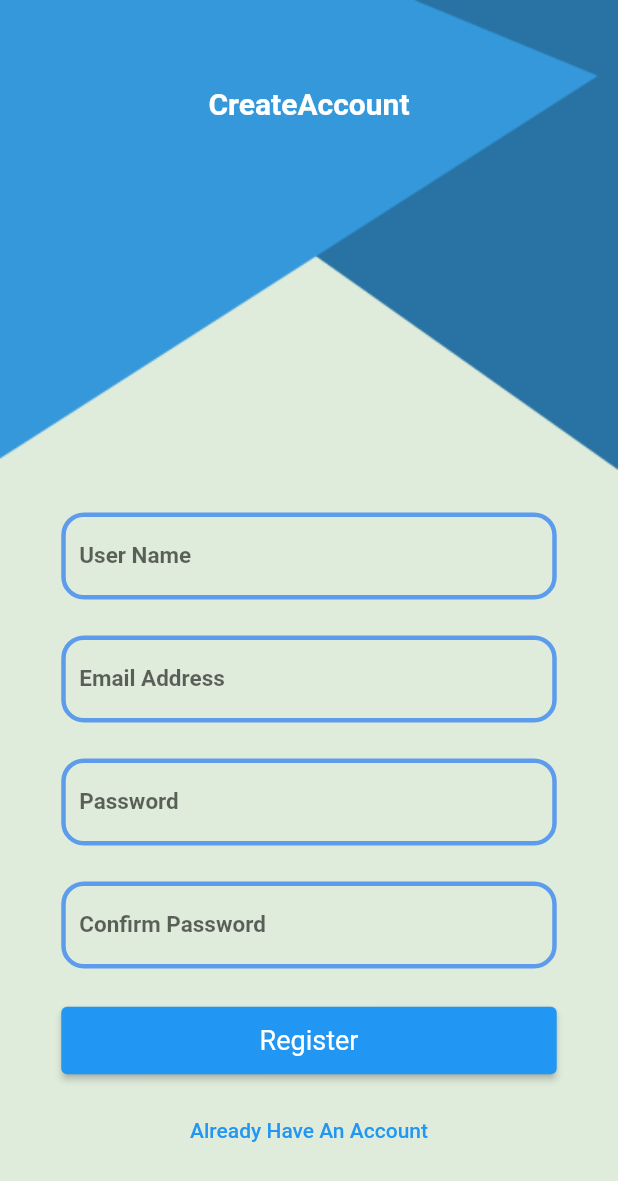
After one commit to Ahmeedkhaled/Todo_App, a Flutter app: the RegisterScreen screen opened by its route, on a phone screen of 412 x 824 dp. The commit adds this screen. Shown: the top 1181 px of the screen. Run offline on Flutter 3.47's test engine with Material 2 defaults, Android fonts, the phone set to English and light mode, and no system bars; our stand-ins replace calendar_timeline, cloud_firestore, firebase_core, flutter_slidable, shared_preferences; accounts and stored records are empty; generated files the repository leaves out were written again.

Commit message:
added registerScreen and loginScreen and filtered List and sorted

```diff
--- /dev/null
+++ b/lib/auth/register/register.dart
@@ -0,0 +1,144 @@
+import 'package:flutter/material.dart';
+import 'package:todo_app/auth/login/login.dart';
+import 'package:todo_app/component/custom_text_field.dart';
+import 'package:todo_app/my_theme.dart';
+import 'package:provider/provider.dart';
+import 'package:todo_app/home/List/add_bottom_sheet.dart';
+import 'package:todo_app/home/List/list_tab.dart';
+import 'package:todo_app/home/List/task_widget.dart';
+import 'package:todo_app/home/settings/settings_tab.dart';
+import 'package:todo_app/my_theme.dart';
+import 'package:todo_app/provider/app_config_provider.dart';
+import 'package:flutter_gen/gen_l10n/app_localizations.dart';
+
+class RegisterScreen extends StatelessWidget {
+  static const String routeName = "register";
+  var nameController = TextEditingController();
+  var emailController = TextEditingController();
+  var passwordController = TextEditingController();
+  var confirmPasswordController = TextEditingController();
+  var formState = GlobalKey<FormState>();
+  @override
+  Widget build(BuildContext context) {
+    var provider = Provider.of<AppConfigProvider>(context);
+    return Scaffold(
+        // resizeToAvoidBottomInset: false,
+        body: SingleChildScrollView(
+      child: Stack(
+        alignment: AlignmentDirectional.topCenter,
+        children: [
+          Image.asset("assets/images/main_background_image.png",
+              width: double.infinity, fit: BoxFit.fill),
+          Padding(
+            padding: EdgeInsets.symmetric(
+                vertical: MediaQuery.of(context).size.height * 0.07),
+            child: Text(
+              AppLocalizations.of(context)!.create_account,
+              style: TextStyle(
+                color: MyTheme.whiteColor,
+                fontSize: 20,
+                fontWeight: FontWeight.bold,
+              ),
+            ),
+          ),
+          Padding(
+            padding: EdgeInsets.symmetric(
+                vertical: MediaQuery.of(context).size.height * 0.4,
+                horizontal: MediaQuery.of(context).size.width * 0.07),
+            child: Form(
+              key: formState,
+              child: Column(
+                crossAxisAlignment: CrossAxisAlignment.stretch,
+                children: [
+                  CustomTextFormField(
+                    label: "User Name",
+                    controller: nameController,
+                    validator: (text) {
+                      if (text!.trim().isEmpty || text == null) {
+                        return "please enter your user name";
+                      }
+                      return null;
+                    },
+                  ),
+                  CustomTextFormField(
+                    label: "Email Address",
+                    keyboardType: TextInputType.emailAddress,
+                    controller: emailController,
+                    validator: (text) {
+                      if (text!.trim().isEmpty || text == null) {
+                        return "please enter your email";
+                      }
+                      bool emailValid = RegExp(
+                              r"^[a-zA-Z0-9.a-zA-Z0-9.!#$%&'*+-/=?^_`{|}~]+@[a-zA-Z0-9]+\.[a-zA-Z]+")
+                          .hasMatch(text);
+                      if (!emailValid) {
+                        return "pelese enter valid email";
+                      }
+                      return null;
+                    },
+                  ),
+                  CustomTextFormField(
+                    label: "Password",
+                    keyboardType: TextInputType.number,
+                    controller: passwordController,
+                    validator: (text) {
+                      if (text!.trim().isEmpty || text == null) {
+                        return "please enter your password";
+                      }
+                      if (text.length < 6) {
+                        return "password should be at least 6 char";
+                      }
+                      return null;
+                    },
+                    isPassword: true,
+                  ),
+                  CustomTextFormField(
+                    label: "Confirm Password",
+                    keyboardType: TextInputType.number,
+                    controller: confirmPasswordController,
+                    validator: (text) {
+                      if (text!.trim().isEmpty || text == null) {
+                        return "please enter your confirm password";
+                      }
+                      if (text != passwordController.text) {
+                        return "confirmPassword doesn't match";
+                      }
+                      return null;
+                    },
+                    isPassword: true,
+                  ),
+                  Padding(
+                    padding: const EdgeInsets.all(12.0),
+                    child: ElevatedButton(
+                        onPressed: () {
+                          register();
+                        },
+                        child: Text(
+                          "Register",
+                          style: Theme.of(context).textTheme.headlineSmall,
+                        ),
+                      style: ElevatedButton.styleFrom(
+                        padding: EdgeInsets.symmetric(
+                          vertical: 12
+                        )
+                      ),
+                    ),
+                  ),
+                  TextButton(onPressed: (){
+                    Navigator.of(context).pushNamed(LoginScreen.routeName);
+                  }, child: Text("Already Have An Account"))
+                ],
+              ),
+            ),
+          )
+        ],
+      ),
+    ));
+  }
+
+  void register() {
+    if(formState.currentState!.validate()==true){
+
+    }
+  }
+}
--- /dev/null
+++ b/lib/component/custom_text_field.dart
@@ -0,0 +1,49 @@
+import 'package:flutter/material.dart';
+
+class CustomTextFormField extends StatelessWidget{
+  String label;
+  TextInputType keyboardType;
+  TextEditingController controller;
+  String? Function(String?) validator;
+  bool isPassword;
+  CustomTextFormField({required this.label,this.keyboardType=TextInputType.text,required this.controller,required this.validator,this.isPassword=false,});
+  @override
+  Widget build(BuildContext context) {
+    return  Padding(
+      padding: const EdgeInsets.all(12.0),
+      child: TextFormField(
+        style: TextStyle(
+          color: Colors.black
+        ),
+        decoration: InputDecoration(
+            label: Text(label),
+          enabledBorder: OutlineInputBorder(
+            borderRadius: BorderRadius.circular(15),
+            borderSide: BorderSide(
+              color: Theme.of(context).primaryColor,
+              width: 3
+            ),
+          ),
+          focusedBorder: OutlineInputBorder(
+            borderRadius: BorderRadius.circular(15),
+            borderSide: BorderSide(
+                color: Theme.of(context).primaryColor,
+                width: 3
+            ),
+          ),
+          errorStyle: TextStyle(
+            fontSize: 12,
+          ),
+
+        ),
+        keyboardType: keyboardType,
+        controller:controller ,
+        validator:validator ,
+        obscureText:isPassword ,
+
+      ),
+    );
+
+  }
+
+}
--- a/lib/l10n/app_ar.arb
+++ b/lib/l10n/app_ar.arb
@@ -12,7 +12,15 @@
   "enter_your_task_details": "ادخل تفاصيل مهمتك ",
   "select_date": "حدد التاريخ",
   "add": "اضف",
-  "delete": "حذف"
+  "delete": "حذف",
+  "login": "تسجيل الدخول",
+  "create_account": "إنشاء حساب",
+  "first_name": "الاسم الأول",
+  "email": "البريد إلكتروني",
+  "password": "كلمة المرور",
+  "forget_password": "نسيت كلمة المرور",
+  "or_create_my_account": "أو إنشاء حسابي",
+  "welcome_back": "مرحبًا بعودتك"
 
 
 
--- a/lib/l10n/app_en.arb
+++ b/lib/l10n/app_en.arb
@@ -12,5 +12,14 @@
   "enter_your_task_details": "enter Your Task details",
   "select_date": "Select Date",
   "add": "Add",
-  "delete": "Delete"
+  "delete": "Delete",
+  "login": "Login",
+  "create_account": "CreateAccount",
+  "first_name": "FirstName",
+  "email": "Email",
+  "password": "Password",
+  "forget_password": "ForgetPassword",
+  "or_create_my_account": "Or Create My Account",
+  "welcome_back": "Welcome Back"
+
 }
--- a/lib/main.dart
+++ b/lib/main.dart
@@ -2,6 +2,8 @@ import 'package:cloud_firestore/cloud_firestore.dart';
 import 'package:firebase_core/firebase_core.dart';
 import 'package:flutter/material.dart';
 import 'package:flutter_gen/gen_l10n/app_localizations.dart';
+import 'package:todo_app/auth/login/login.dart';
+import 'package:todo_app/auth/register/register.dart';
 import 'package:todo_app/provider/app_config_provider.dart';
 import 'home/home_page.dart';
 import 'my_theme.dart';
@@ -26,6 +28,8 @@ class MyApp extends StatelessWidget{
       initialRoute:HomePage.routeName ,
       routes:{
         HomePage.routeName:(context)=>HomePage(),
+        RegisterScreen.routeName:(context)=>RegisterScreen(),
+        LoginScreen.routeName:(context)=>LoginScreen(),
       } ,
       localizationsDelegates: AppLocalizations.localizationsDelegates,
       supportedLocales: AppLocalizations.supportedLocales,
--- a/lib/my_theme.dart
+++ b/lib/my_theme.dart
@@ -58,7 +58,13 @@ class MyTheme{
           fontSize: 18,
           fontWeight: FontWeight.w400,
           color: blackColor,
-        ),
+        ),headlineSmall: TextStyle(
+        fontSize: 18,
+        fontWeight: FontWeight.w400,
+        color: whiteColor,
+      ),
+
+
       ),
     bottomNavigationBarTheme: BottomNavigationBarThemeData(
       selectedItemColor: primaryColor,
--- a/pubspec.yaml
+++ b/pubspec.yaml
@@ -69,7 +69,8 @@ flutter:
   uses-material-design: true
 
   # To add assets to your application, add an assets section, like this:
-  # assets:
+  assets:
+    - assets/images/
   #   - images/a_dot_burr.jpeg
   #   - images/a_dot_ham.jpeg
 
```
Also changed, not shown: lib/auth/login/login.dart (added, +141 -0 lines), assets/images/2.0x/Group 24.png (deleted), assets/images/Group 25.png (deleted), assets/images/main_background_image.png (added).
